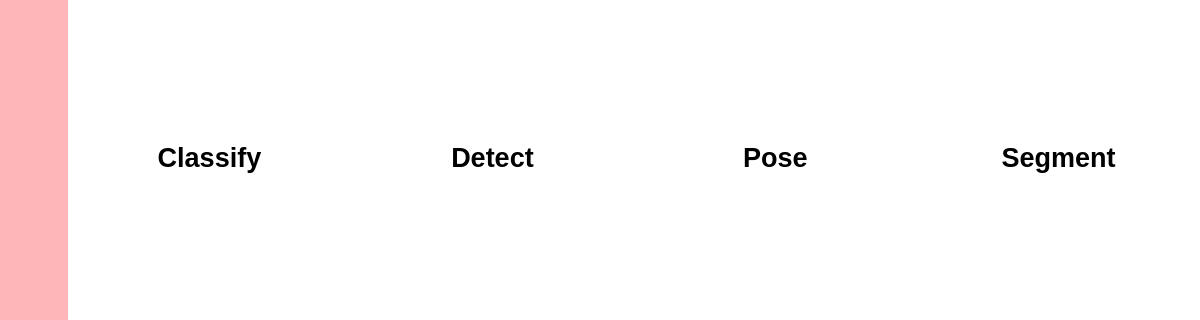
This is home.ui in suisbuds/heaven-eye-2.0 as Qt 5 draws it before an edit; both pictures show x 0 to 1200 and y 310 to 630 of the 1200 by 800 pixel window. The edited form follows.
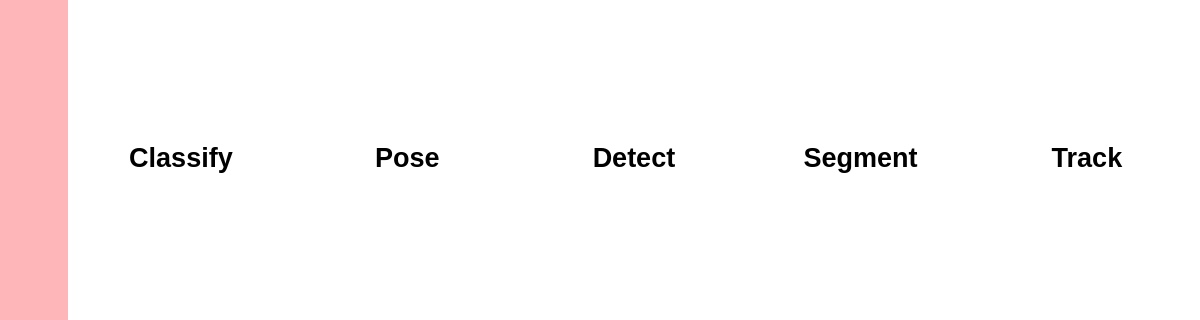
This is the edited form. Icons and pictures are not drawn.

Commit message: feat(main.py): add track mode

The edit to the form file:
```diff
--- a/home.ui
+++ b/home.ui
@@ -3220,7 +3220,64 @@
                         </property>
                     </widget>
                 </item>
-                <item row="1" column="2">
+                <item row="1" column="5">
+                    <widget class="QToolButton" name="pushButton_track">
+                        <property name="sizePolicy">
+                            <sizepolicy hsizetype="Preferred" vsizetype="Preferred">
+                                <horstretch>0</horstretch>
+                                <verstretch>0</verstretch>
+                            </sizepolicy>
+                        </property>
+                        <property name="minimumSize">
+                            <size>
+                                <width>200</width>
+                                <height>200</height>
+                            </size>
+                        </property>
+                        <property name="maximumSize">
+                            <size>
+                                <width>16777215</width>
+                                <height>16777215</height>
+                            </size>
+                        </property>
+                        <property name="toolButtonStyle">
+                            <enum>Qt::ToolButtonTextUnderIcon</enum>
+                        </property>
+                        <property name="styleSheet">
+                            <string notr="true">
+                                QToolButton {
+                                    qproperty-icon: url(:/all/img/track.png);
+                                    background-repeat: no-repeat;
+                                    background-position: center;
+                                    border: none;
+                                    padding-top: 120px;
+                                }
+                                QToolButton:hover {
+                                    background-color: rgba(210, 180, 222, 0.25);
+                                }
+                            </string>
+                        </property>
+                        <property name="text">
+                            <string>Track</string>
+                        </property>
+                        <property name="font">
+                            <font>
+                                <family>Segoe UI</family>
+                                <pointsize>20</pointsize>
+                                <weight>80</weight>
+                                <italic>false</italic>
+                                <underline>false</underline>
+                            </font>
+                        </property>
+                        <property name="iconSize">
+                            <size>
+                                <width>400</width>
+                                <height>400</height>
+                            </size>
+                        </property>
+                    </widget>
+                </item>
+                <item row="1" column="3">
                     <widget class="QToolButton" name="pushButton_detect">
                         <property name="enabled">
                             <bool>true</bool>
@@ -3280,7 +3337,7 @@
                         </property>
                     </widget>
                 </item>
-                <item row="1" column="3">
+                <item row="1" column="2">
                     <widget class="QToolButton" name="pushButton_pose">
                         <property name="sizePolicy">
                             <sizepolicy hsizetype="Preferred" vsizetype="Preferred">
```
The commit also changes 9 other files.
